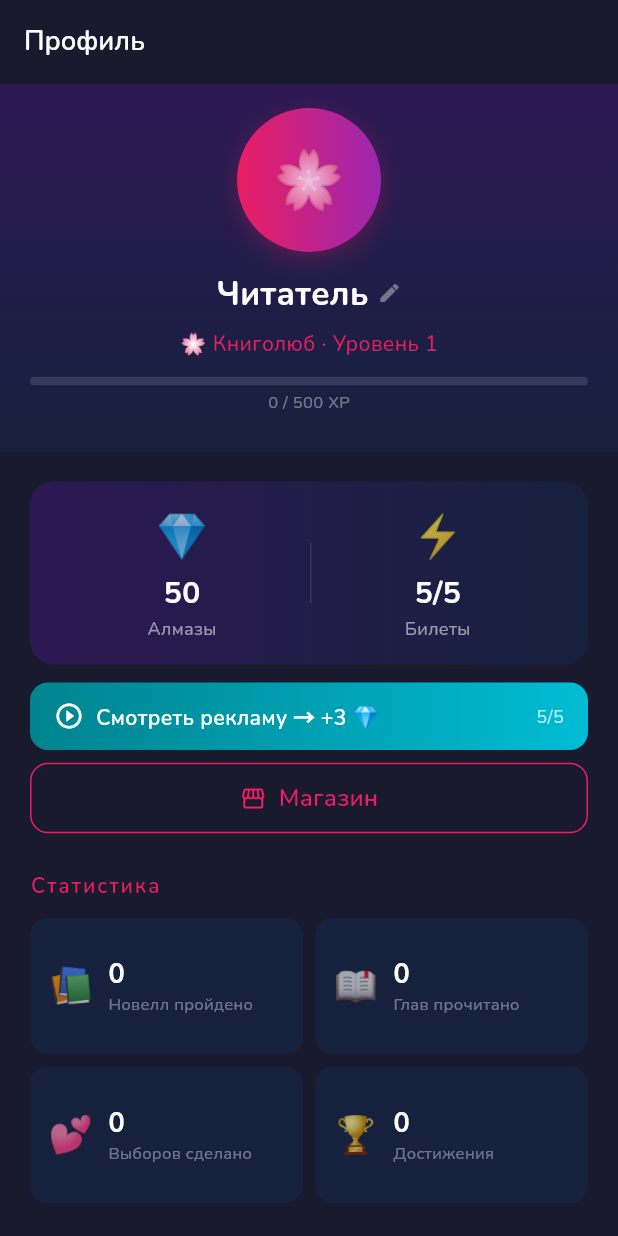
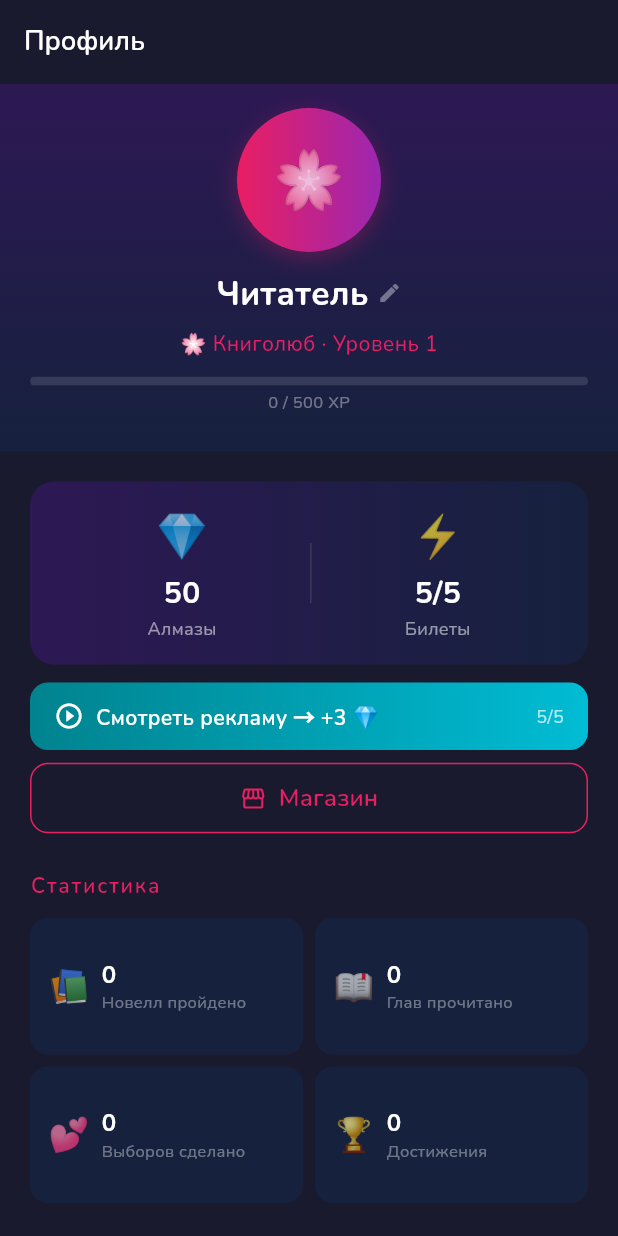
Before and after one commit to Ovilord1992/LoveLore, a Flutter app: the ProfileScreen screen opened directly, on a phone screen of 412 x 824 dp. Run offline on Flutter 3.47's test engine with Material 3 defaults, Android fonts, the phone set to English and light mode, and no system bars; our stand-ins replace equatable, flutter_riverpod, google_fonts, google_mobile_ads, google_sign_in, hive_flutter and 3 more; accounts and stored records are empty; network calls fail.

Commit message:
Fix profile stat grid overflow: reduce padding and font sizes
- Padding: all(12) → symmetric(h:12, v:10)
- Emoji: 24→22, value text: 18→16, spacing: 10→8
- Prevents 4px bottom overflow on Samsung SM-G780G

Co-authored-by: Copilot <223556219+Copilot@users.noreply.github.com>

```diff
--- a/client/lib/screens/profile_screen.dart
+++ b/client/lib/screens/profile_screen.dart
@@ -515,15 +515,15 @@ class _StatGrid extends StatelessWidget {
       childAspectRatio: 2.0,
       children: stats.map((s) {
         return Container(
-          padding: const EdgeInsets.all(12),
+          padding: const EdgeInsets.symmetric(horizontal: 12, vertical: 10),
           decoration: BoxDecoration(
             color: const Color(0xFF16213E),
             borderRadius: BorderRadius.circular(12),
           ),
           child: Row(
             children: [
-              Text(s.emoji, style: const TextStyle(fontSize: 24)),
-              const SizedBox(width: 10),
+              Text(s.emoji, style: const TextStyle(fontSize: 22)),
+              const SizedBox(width: 8),
               Expanded(
                 child: Column(
                   crossAxisAlignment: CrossAxisAlignment.start,
@@ -533,7 +533,7 @@ class _StatGrid extends StatelessWidget {
                     Text(s.value,
                         style: const TextStyle(
                             color: Colors.white,
-                            fontSize: 18,
+                            fontSize: 16,
                             fontWeight: FontWeight.bold)),
                     Text(s.label,
                         style: const TextStyle(
```
